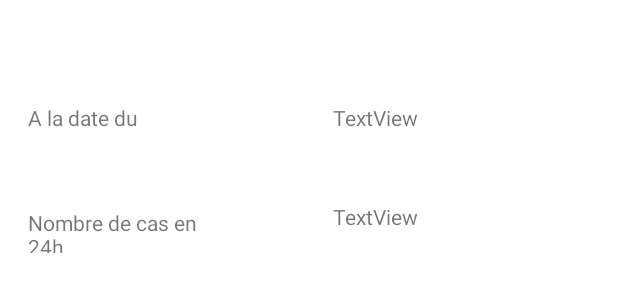
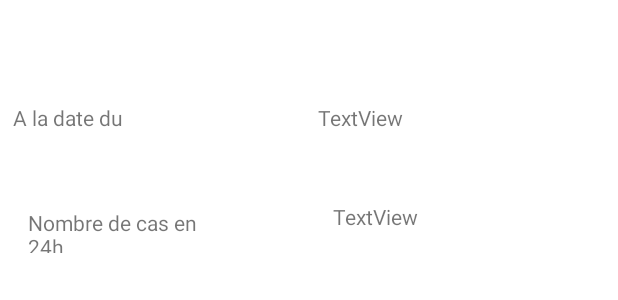
Before and after one commit to rguess777/AndroidAPP, an Android app: the layout activity_main.xml on its own in the app's theme, with its tools: preview values and no code run, on a phone screen of 412 x 824 dp. Shown: the part 469-769 px from the top of the screen. Run offline under Robolectric (Android 15) with nearby library versions, the phone set to English and light mode, and no system bars; network calls fail.

Commit message:
3eme commit

```diff
--- a/app/src/main/AndroidManifest.xml
+++ b/app/src/main/AndroidManifest.xml
@@ -1,6 +1,8 @@
 <?xml version="1.0" encoding="utf-8"?>
 <manifest xmlns:android="http://schemas.android.com/apk/res/android"
     package="com.example.apiapp">
+
+<uses-permission android:name="android.permission.INTERNET" />
 
     <application
         android:allowBackup="true"
--- a/app/src/main/res/layout/activity_main.xml
+++ b/app/src/main/res/layout/activity_main.xml
@@ -18,7 +18,7 @@
 
     <TextView
         android:id="@+id/tvDate"
-        android:layout_width="70dp"
+        android:layout_width="80dp"
         android:layout_height="30dp"
         android:layout_marginTop="136dp"
         android:layout_marginEnd="120dp"
```
